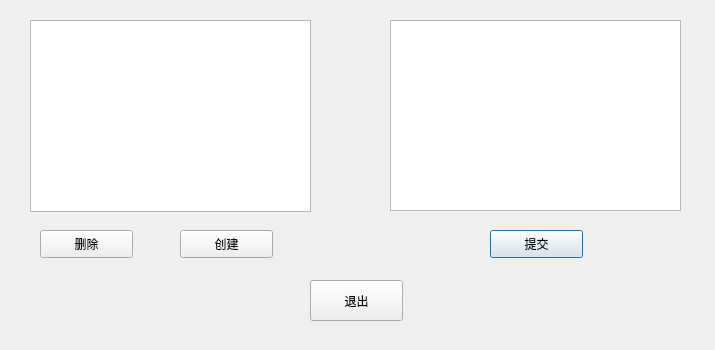
The window that Front-end/Exam_Paper_and_Question_Bank_Management_System/rulemakerdialog.ui (YongmaoLuo/Exam_Paper_and_Question_Bank_Management_System) describes before a commit, drawn with Qt 5.
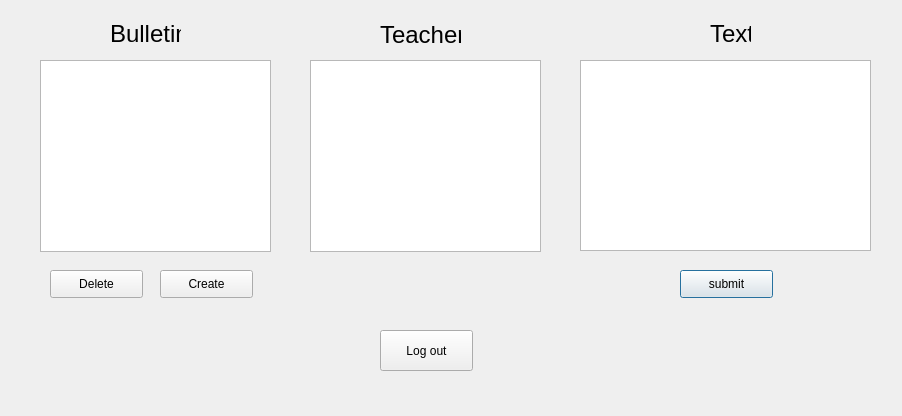
The same window after the commit.

Commit message: [Store] changes for rulemaker & teacher windows

What changed in the file:
```diff
--- a/Front-end/Exam_Paper_and_Question_Bank_Management_System/rulemakerdialog.ui
+++ b/Front-end/Exam_Paper_and_Question_Bank_Management_System/rulemakerdialog.ui
@@ -6,8 +6,8 @@
    <rect>
     <x>0</x>
     <y>0</y>
-    <width>715</width>
-    <height>350</height>
+    <width>902</width>
+    <height>416</height>
    </rect>
   </property>
   <property name="windowTitle">
@@ -16,8 +16,8 @@
   <widget class="QTextEdit" name="bulletinTextEdit">
    <property name="geometry">
     <rect>
-     <x>390</x>
-     <y>20</y>
+     <x>580</x>
+     <y>60</y>
      <width>291</width>
      <height>191</height>
     </rect>
@@ -26,63 +26,127 @@
   <widget class="QPushButton" name="submitButton">
    <property name="geometry">
     <rect>
-     <x>490</x>
-     <y>230</y>
+     <x>680</x>
+     <y>270</y>
      <width>93</width>
      <height>28</height>
     </rect>
    </property>
    <property name="text">
-    <string>提交</string>
+    <string>submit</string>
    </property>
   </widget>
   <widget class="QPushButton" name="exitButton">
    <property name="geometry">
     <rect>
-     <x>310</x>
-     <y>280</y>
+     <x>380</x>
+     <y>330</y>
      <width>93</width>
      <height>41</height>
     </rect>
    </property>
    <property name="text">
-    <string>退出</string>
+    <string>Log out</string>
    </property>
   </widget>
-  <widget class="QListWidget" name="bulletinListWidget">
+  <widget class="QListWidget" name="teacherListWidget">
    <property name="geometry">
     <rect>
-     <x>30</x>
-     <y>20</y>
-     <width>281</width>
+     <x>310</x>
+     <y>60</y>
+     <width>231</width>
      <height>192</height>
     </rect>
    </property>
   </widget>
+  <widget class="QPushButton" name="createButton">
+   <property name="geometry">
+    <rect>
+     <x>160</x>
+     <y>270</y>
+     <width>93</width>
+     <height>28</height>
+    </rect>
+   </property>
+   <property name="text">
+    <string>Create</string>
+   </property>
+  </widget>
   <widget class="QPushButton" name="deleteButton">
    <property name="geometry">
     <rect>
+     <x>50</x>
+     <y>270</y>
+     <width>93</width>
+     <height>28</height>
+    </rect>
+   </property>
+   <property name="text">
+    <string>Delete</string>
+   </property>
+  </widget>
+  <widget class="QListWidget" name="bulletinListWidget">
+   <property name="geometry">
+    <rect>
      <x>40</x>
-     <y>230</y>
-     <width>93</width>
-     <height>28</height>
+     <y>60</y>
+     <width>231</width>
+     <height>192</height>
     </rect>
    </property>
+  </widget>
+  <widget class="QLabel" name="label">
+   <property name="geometry">
+    <rect>
+     <x>110</x>
+     <y>23</y>
+     <width>71</width>
+     <height>21</height>
+    </rect>
+   </property>
+   <property name="font">
+    <font>
+     <pointsize>18</pointsize>
+    </font>
+   </property>
    <property name="text">
-    <string>删除</string>
+    <string>Bulletins</string>
    </property>
   </widget>
-  <widget class="QPushButton" name="createButton">
+  <widget class="QLabel" name="label_2">
    <property name="geometry">
     <rect>
-     <x>180</x>
-     <y>230</y>
-     <width>93</width>
-     <height>28</height>
+     <x>380</x>
+     <y>24</y>
+     <width>81</width>
+     <height>21</height>
     </rect>
    </property>
+   <property name="font">
+    <font>
+     <pointsize>18</pointsize>
+    </font>
+   </property>
    <property name="text">
-    <string>创建</string>
+    <string>Teachers</string>
+   </property>
+  </widget>
+  <widget class="QLabel" name="label_3">
+   <property name="geometry">
+    <rect>
+     <x>710</x>
+     <y>23</y>
+     <width>41</width>
+     <height>21</height>
+    </rect>
+   </property>
+   <property name="font">
+    <font>
+     <pointsize>18</pointsize>
+    </font>
+   </property>
+   <property name="text">
+    <string>Text</string>
    </property>
   </widget>
  </widget>
```
The commit also changes 11 other files.
